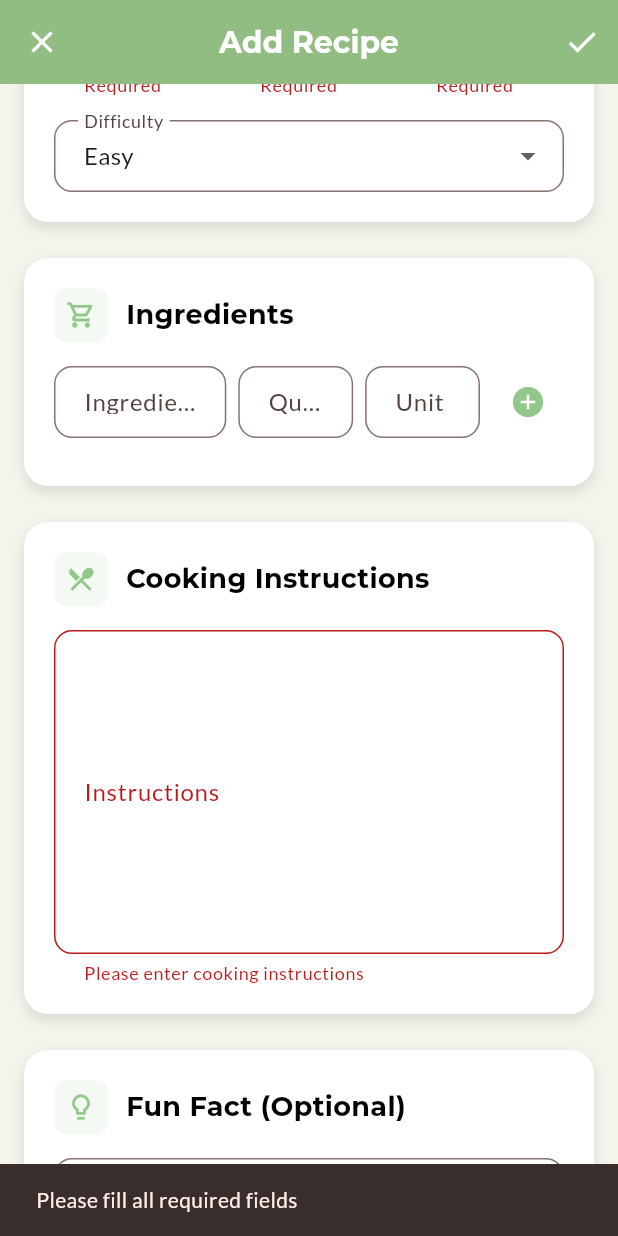
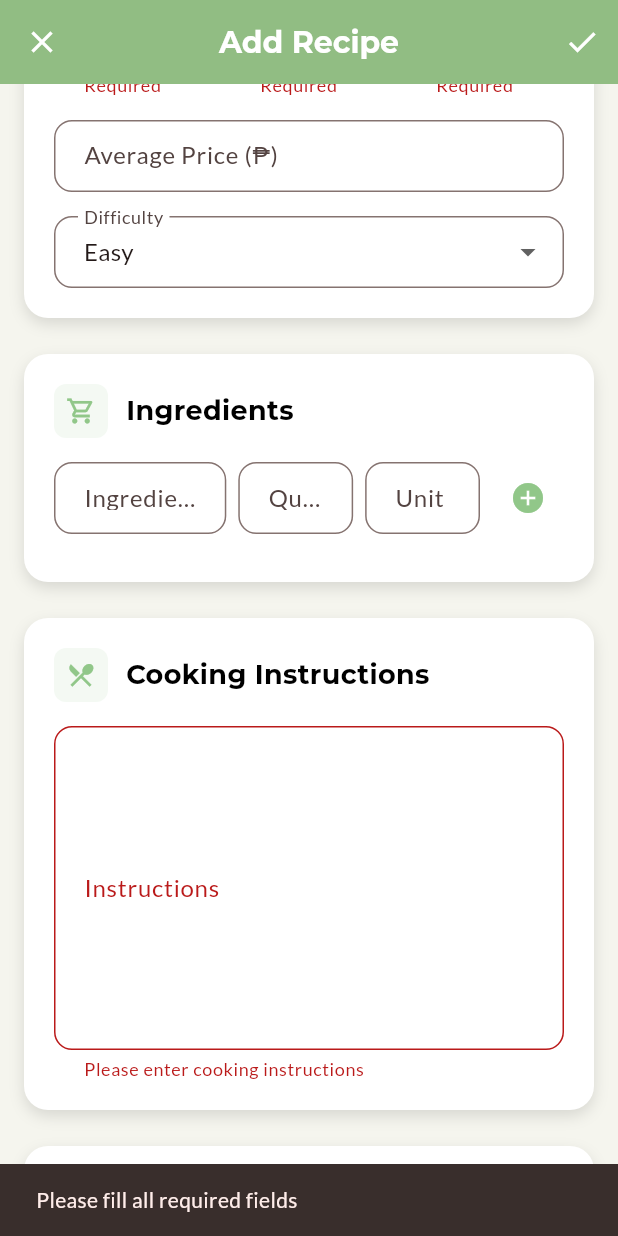
Before and after one commit to notsocj/forkcast, a Flutter app: the EditRecipePage screen opened directly, scrolled down 576 dp, after a tap on the "check" icon, on a phone screen of 412 x 824 dp. Run offline on Flutter 3.47's test engine with Material 3 defaults, Android fonts, the phone set to English and light mode, and no system bars; our stand-ins replace cloud_firestore, firebase_auth, firebase_core, flutter_animate, google_sign_in, image_picker and 1 more; accounts and stored records are empty.

Commit message:
feat: updated the collection structure of 'recipes' -> added the average price field, configured admin and user section files

```diff
--- a/lib/data/predefined_meals.dart
+++ b/lib/data/predefined_meals.dart
@@ -67,6 +67,7 @@ class PredefinedMeal {
   final String difficulty;
   final int prepTimeMinutes;
   final String imageUrl;
+  final double? averagePrice; // Average price in PHP, nullable for backward compatibility
 
   const PredefinedMeal({
     required this.id,
@@ -83,6 +84,7 @@ class PredefinedMeal {
     required this.difficulty,
     required this.prepTimeMinutes,
     required this.imageUrl,
+    this.averagePrice, // Optional parameter
   });
 }
 
--- a/lib/features/admin/content_management/edit_recipe_page.dart
+++ b/lib/features/admin/content_management/edit_recipe_page.dart
@@ -33,6 +33,7 @@ class _EditRecipePageState extends State<EditRecipePage> {
   late TextEditingController _prepTimeController;
   late TextEditingController _servingsController;
   late TextEditingController _kcalController;
+  late TextEditingController _averagePriceController; // Average price in PHP
 
   // Image
   String? _imageUrl;
@@ -88,6 +89,9 @@ class _EditRecipePageState extends State<EditRecipePage> {
     _prepTimeController = TextEditingController(text: recipe?.prepTimeMinutes.toString() ?? '');
     _servingsController = TextEditingController(text: recipe?.baseServings.toString() ?? '');
     _kcalController = TextEditingController(text: recipe?.kcal.toString() ?? '');
+    _averagePriceController = TextEditingController(
+      text: recipe?.averagePrice != null ? recipe!.averagePrice!.toStringAsFixed(2) : '',
+    );
 
     _imageUrl = recipe?.imageUrl;
     _selectedDifficulty = recipe?.difficulty ?? 'Easy';
@@ -142,6 +146,7 @@ class _EditRecipePageState extends State<EditRecipePage> {
     _prepTimeController.dispose();
     _servingsController.dispose();
     _kcalController.dispose();
+    _averagePriceController.dispose();
     _tagController.dispose();
     for (var ing in _ingredients) {
       ing['name']?.dispose();
@@ -275,6 +280,13 @@ class _EditRecipePageState extends State<EditRecipePage> {
         snack: _mealTiming['Snack'] ?? false,
       );
 
+      // Parse average price (optional)
+      double? averagePrice;
+      final priceText = _averagePriceController.text.trim();
+      if (priceText.isNotEmpty) {
+        averagePrice = double.tryParse(priceText);
+      }
+
       // Create recipe object
       final recipe = Recipe(
         id: widget.recipe?.id ?? '',
@@ -291,6 +303,7 @@ class _EditRecipePageState extends State<EditRecipePage> {
         tags: _tags,
         healthConditions: healthConditions,
         mealTiming: mealTiming,
+        averagePrice: averagePrice, // Add average price
         createdAt: widget.recipe?.createdAt ?? DateTime.now(),
       );
 
@@ -585,6 +598,23 @@ class _EditRecipePageState extends State<EditRecipePage> {
                               ),
                             ),
                           ],
+                        ),
+                        const SizedBox(height: 16),
+                        _buildTextField(
+                          controller: _averagePriceController,
+                          label: 'Average Price (₱)',
+                          hint: 'Enter average cost in PHP (e.g., 150.00)',
+                          keyboardType: const TextInputType.numberWithOptions(decimal: true),
+                          validator: (value) {
+                            // Optional field, but if provided must be valid
+                            if (value != null && value.trim().isNotEmpty) {
+                              final price = double.tryParse(value.trim());
+                              if (price == null || price < 0) {
+                                return 'Please enter a valid price';
+                              }
+                            }
+                            return null;
+                          },
                         ),
                         const SizedBox(height: 16),
                         _buildDropdownField(
--- a/lib/models/recipe.dart
+++ b/lib/models/recipe.dart
@@ -167,6 +167,7 @@ class Recipe {
   final int prepTimeMinutes;
   final String imageUrl; // Asset path, not URL
   final DateTime createdAt;
+  final double? averagePrice; // Average price in PHP, nullable for old recipes
 
   const Recipe({
     required this.id,
@@ -184,6 +185,7 @@ class Recipe {
     required this.prepTimeMinutes,
     required this.imageUrl,
     required this.createdAt,
+    this.averagePrice,
   });
 
   /// Create from Firestore document (ingredients loaded separately)
@@ -211,6 +213,7 @@ class Recipe {
       prepTimeMinutes: data['prep_time_minutes'] ?? 30,
       imageUrl: data['image_url'] ?? '',
       createdAt: (data['created_at'] as Timestamp?)?.toDate() ?? DateTime.now(),
+      averagePrice: data['average_price']?.toDouble(), // Nullable, defaults to null for old recipes
     );
   }
 
@@ -228,6 +231,7 @@ class Recipe {
       'prep_time_minutes': prepTimeMinutes,
       'image_url': imageUrl,
       'created_at': Timestamp.fromDate(createdAt),
+      if (averagePrice != null) 'average_price': averagePrice, // Only save if not null
       // Health conditions (spread operator)
       ...healthConditions.toFirestore(),
       // Meal timing (spread operator)
```
Also changed, not shown: lib/features/admin/content_management/recipe_detail_page.dart (+10 -3 lines), lib/features/meal_planning/meal_search_results_page.dart (+9 -3 lines), lib/features/meal_planning/meal_view_details_page.dart (+69 -0 lines), 1 other file.
